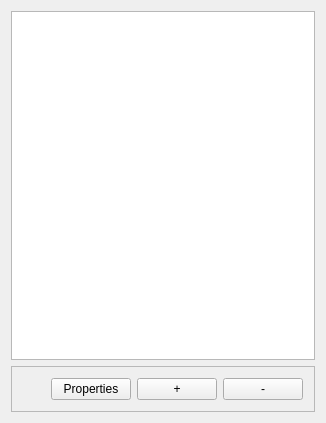
This is src/widgets/PresetsWidget/presetswidget.ui in m-riley04/ModularSensorSystem as Qt 5 draws it before an edit. The edited form follows.
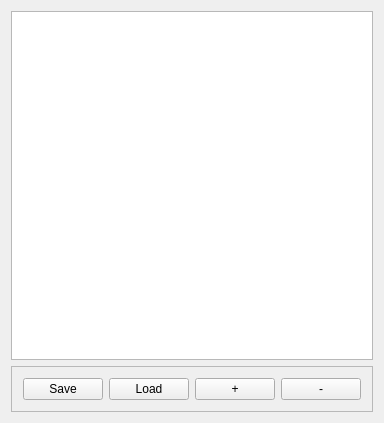
This is the edited form.

What changed in the file:
```diff
--- a/src/widgets/PresetsWidget/presetswidget.ui
+++ b/src/widgets/PresetsWidget/presetswidget.ui
@@ -6,7 +6,7 @@
    <rect>
     <x>0</x>
     <y>0</y>
-    <width>326</width>
+    <width>382</width>
     <height>423</height>
    </rect>
   </property>
@@ -42,7 +42,14 @@
       <item>
        <widget class="QPushButton" name="buttonProperties">
         <property name="text">
-         <string>Properties</string>
+         <string>Save</string>
+        </property>
+       </widget>
+      </item>
+      <item>
+       <widget class="QPushButton" name="buttonLoad">
+        <property name="text">
+         <string>Load</string>
         </property>
        </widget>
       </item>
```
Left out of the diff: 2 changed lines with no effect on the pictures.
